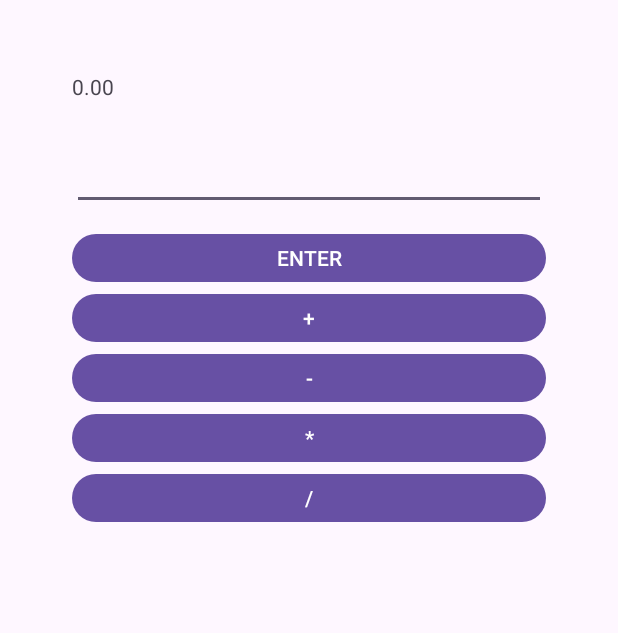
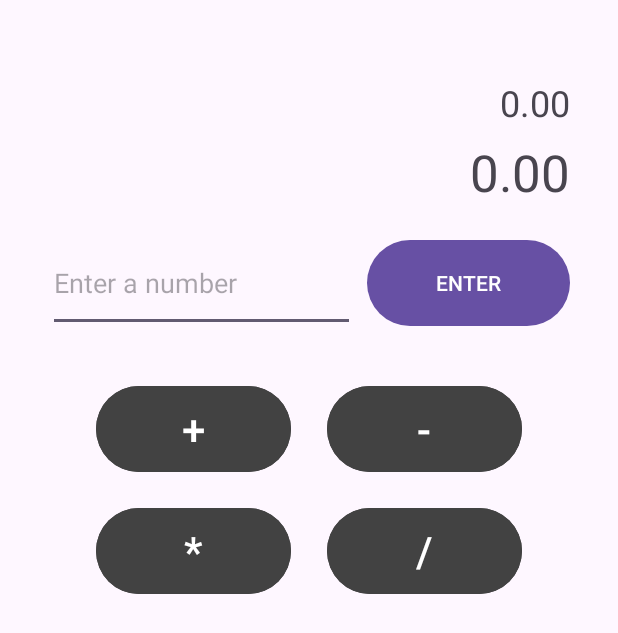
Before and after one commit to natewilliford/rpn-calc-android, an Android app: the screen it shows after launch (MainActivity), after a tap on "ENTER", on a phone screen of 412 x 824 dp. Shown: the top 633 px of the screen. Run offline under Robolectric (Android 15) with nearby library versions, the phone set to English and light mode, and no system bars; our stand-ins replace Dagger/Hilt's generated code.

Commit message:
Rework the UI a bit and add the second to last item to the view.
Using ConstraintLayout for the calc fragment now in order to lay out buttons a little more arbitrarily while keeping the view hierarchy flat.

Also cleaned up some code, did some error handling, pulled out strings into resources.

```diff
--- a/app/src/main/java/com/natewilliford/rpncalculator/RpnCalcFragment.java
+++ b/app/src/main/java/com/natewilliford/rpncalculator/RpnCalcFragment.java
@@ -3,6 +3,8 @@ package com.natewilliford.rpncalculator;
 import static com.natewilliford.rpncalculator.RpnCalculator.Operator;
 
 import android.os.Bundle;
+import android.os.Debug;
+import android.util.Log;
 import android.view.LayoutInflater;
 import android.view.View;
 import android.view.ViewGroup;
@@ -23,26 +25,25 @@ import dagger.hilt.android.AndroidEntryPoint;
 @AndroidEntryPoint
 public class RpnCalcFragment extends Fragment {
 
+    private static final String TAG = "RpnCalcFragment";
     @Nullable private RpnCalcFragmentBinding binding;
+    @Nullable private RpnCalcFragmentViewModel viewModel;
 
     @Nullable
     @Override
     public View onCreateView(@NonNull LayoutInflater inflater, @Nullable ViewGroup container,
                              @Nullable Bundle savedInstanceState) {
         binding = RpnCalcFragmentBinding.inflate(getLayoutInflater());
-        RpnCalcFragmentViewModel vm =
-                new ViewModelProvider(this).get(RpnCalcFragmentViewModel.class);
-        vm.getCalcResult().observe(getViewLifecycleOwner(), result ->
-                binding.resultTextView.setText(String.format(Locale.ENGLISH,"%.2f", result)));
-        binding.enterButton.setOnClickListener(v -> {
-            EditText input = binding.textInput;
-            vm.enterNumber(input.getText().toString());
-            input.setText("");
-        });
-        binding.plusButton.setOnClickListener(v -> vm.submitOperator(Operator.PLUS));
-        binding.minusButton.setOnClickListener(v -> vm.submitOperator(Operator.MINUS));
-        binding.multiplyButton.setOnClickListener(v -> vm.submitOperator(Operator.MULTIPLY));
-        binding.divideButton.setOnClickListener(v -> vm.submitOperator(Operator.DIVIDE));
+        viewModel = new ViewModelProvider(this).get(RpnCalcFragmentViewModel.class);
+        viewModel.getCurrentResult().observe(getViewLifecycleOwner(), result -> binding
+                .currentValueText.setText(String.format(Locale.ENGLISH,"%.2f", result)));
+        viewModel.getPrevResult().observe(getViewLifecycleOwner(), prevResult -> binding
+                .prevValueText.setText(String.format(Locale.ENGLISH, "%.2f", prevResult)));
+        binding.enterButton.setOnClickListener(v -> handleEnterButton());
+        binding.plusButton.setOnClickListener(v -> viewModel.submitOperator(Operator.PLUS));
+        binding.minusButton.setOnClickListener(v -> viewModel.submitOperator(Operator.MINUS));
+        binding.multiplyButton.setOnClickListener(v -> viewModel.submitOperator(Operator.MULTIPLY));
+        binding.divideButton.setOnClickListener(v -> viewModel.submitOperator(Operator.DIVIDE));
 
         return binding.getRoot();
     }
@@ -52,4 +53,24 @@ public class RpnCalcFragment extends Fragment {
         binding = null;
         super.onDestroyView();
     }
+
+    private void handleEnterButton() {
+        if (binding == null || viewModel == null) {
+            return;
+        }
+
+        EditText input = binding.valueInput;
+        if (input.getText().toString().isEmpty()) {
+            Log.d(TAG, "Skipping input of empty string.");
+            return;
+        }
+
+        try {
+            viewModel.enterNumber(input.getText().toString());
+            input.setText("");
+        } catch (IllegalArgumentException e) {
+            // TODO: Show human readable errors in UI.
+            Log.w(TAG, "Failed to parse number input.");
+        }
+    }
 }
--- a/app/src/main/java/com/natewilliford/rpncalculator/RpnCalcFragmentViewModel.java
+++ b/app/src/main/java/com/natewilliford/rpncalculator/RpnCalcFragmentViewModel.java
@@ -19,38 +19,51 @@ public class RpnCalcFragmentViewModel extends ViewModel {
     private final SavedStateHandle savedStateHandle;
     private final RpnCalculator rpnCalculator;
 
-    private final MutableLiveData<Double> calcResult;
+    private final MutableLiveData<Double> currentResult;
+    private final MutableLiveData<Double> prevResult;
 
     @Inject
     public RpnCalcFragmentViewModel(SavedStateHandle savedStateHandle) {
         this.savedStateHandle = savedStateHandle;
         rpnCalculator = new RpnCalculator();
-        calcResult = new MutableLiveData<>(0.0);
+        currentResult = new MutableLiveData<>(0.0);
+        prevResult = new MutableLiveData<>(0.0);
     }
 
-    /** Enters a new value into the calculator. **/
-    public void enterNumber(String numberString) {
-        // TODO: Handle errors.
-        double value = Double.parseDouble(numberString);
-        rpnCalculator.addOperand(value);
-        updateLastValue();
+    /**
+     * Enters a new value into the calculator.
+     *
+     * @throws IllegalArgumentException when number fails to parse as a double.
+     **/
+    public void enterNumber(String numberString) throws IllegalArgumentException {
+        try {
+            double value = Double.parseDouble(numberString);
+            rpnCalculator.addOperand(value);
+            updateResults();
+        } catch (NumberFormatException e) {
+            throw new IllegalArgumentException("Not a valid number.");
+        }
     }
 
     /** Submits an operation to be done on previously entered numbers. **/
     public void submitOperator(RpnCalculator.Operator operator) {
         rpnCalculator.submitOperator(operator);
-        updateLastValue();
+        updateResults();
     }
 
     /**
      * Returns live data that can be observed. This is updated whenever a new result is calculated
      * via {@link #enterNumber(String)} or {@link #submitOperator(RpnCalculator.Operator)}.
      **/
-    public LiveData<Double> getCalcResult() {
-        return calcResult;
+    public LiveData<Double> getCurrentResult() {
+        return currentResult;
+    }
+    public LiveData<Double> getPrevResult() {
+        return prevResult;
     }
 
-    private void updateLastValue() {
-        calcResult.setValue(rpnCalculator.getLast());
+    private void updateResults() {
+        currentResult.setValue(rpnCalculator.getLast());
+        prevResult.setValue(rpnCalculator.getSecondLast());
     }
 }
--- a/app/src/main/java/com/natewilliford/rpncalculator/RpnCalculator.java
+++ b/app/src/main/java/com/natewilliford/rpncalculator/RpnCalculator.java
@@ -44,13 +44,13 @@ public class RpnCalculator {
      * Submits an operator to do a calculation. Takes the last two operands in the stack and applies
      * the operation to them, then adds the result back to the stack.
      *
-     * @param op The operator to apply.
+     * @param operator The operator to apply.
      * @return The result of the operation.
      */
-    public double submitOperator(Operator op) {
+    public double submitOperator(Operator operator) {
         if (operandsStack.size() < 2) {
             // TODO: Add better error handling.
-            Log.e(TAG, "Not enough operators");
+            Log.e(TAG, "Not enough operands");
             return 0;
         }
 
@@ -58,7 +58,7 @@ public class RpnCalculator {
         double secondLast = operandsStack.pop();
         double result = 0;
 
-        switch (op) {
+        switch (operator) {
             case PLUS:
                 result = secondLast + last;
                 break;
@@ -72,7 +72,7 @@ public class RpnCalculator {
                 result = secondLast / last;
                 break;
             default:
-                Log.e(TAG, "Invalid operator " + op);
+                Log.e(TAG, "Invalid operator " + operator);
         }
 
         operandsStack.push(result);
@@ -89,6 +89,20 @@ public class RpnCalculator {
      * of the last operation.
      */
     public double getLast() {
+        if (operandsStack.isEmpty()) {
+            return 0;
+        }
         return operandsStack.peek();
     }
+
+    /**
+     * Gets the second to last item in the stack. This is a convenience method as alternative to
+     * getting the whole stack.
+     */
+    public double getSecondLast() {
+        if (operandsStack.size() >= 2) {
+            return operandsStack.get(operandsStack.size() - 2);
+        }
+        return 0;
+    }
 }
--- a/app/src/main/res/layout/rpn_calc_fragment.xml
+++ b/app/src/main/res/layout/rpn_calc_fragment.xml
@@ -1,52 +1,100 @@
 <?xml version="1.0" encoding="utf-8"?>
-<LinearLayout xmlns:android="http://schemas.android.com/apk/res/android"
+<androidx.constraintlayout.widget.ConstraintLayout
+    xmlns:android="http://schemas.android.com/apk/res/android"
+    xmlns:app="http://schemas.android.com/apk/res-auto"
     android:layout_width="match_parent"
     android:layout_height="match_parent"
-    android:orientation="vertical"
-    android:padding="48dp">
+    android:paddingTop="52dp"
+    android:paddingHorizontal="32dp">
 
     <TextView
-        android:id="@+id/result_text_view"
+        android:id="@+id/prev_value_text"
         android:layout_width="match_parent"
         android:layout_height="40dp"
-        android:layout_marginBottom="12dp" />
+        android:textAlignment="textEnd"
+        android:textSize="24sp"
+        android:layout_marginBottom="16dp"
+        app:layout_constraintTop_toTopOf="parent"
+        app:layout_constraintBottom_toTopOf="@id/current_value_text" />
+
+    <TextView
+        android:id="@+id/current_value_text"
+        android:layout_width="match_parent"
+        android:layout_height="48dp"
+        android:textAlignment="textEnd"
+        android:textSize="34sp"
+        app:layout_constraintTop_toBottomOf="@id/prev_value_text" />
+
+    <androidx.constraintlayout.widget.Guideline
+        android:id="@+id/input_guideline"
+        android:layout_width="match_parent"
+        android:layout_height="wrap_content"
+        android:orientation="vertical"
+        app:layout_constraintGuide_percent="0.6"/>
 
     <EditText
-        android:id="@+id/text_input"
-        android:layout_width="match_parent"
-        android:layout_height="40dp"
-        android:inputType="numberDecimal"
-        android:layout_marginBottom="12dp"
-        android:autofillHints="0.00"/>
+        android:id="@+id/value_input"
+        android:layout_width="0dp"
+        android:layout_height="65dp"
+        android:layout_marginEnd="4dp"
+        android:hint="@string/value_input_hint"
+        android:importantForAutofill="no"
+        android:inputType="numberDecimal|numberSigned"
+        android:layout_marginTop="16dp"
+        app:layout_constraintEnd_toStartOf="@id/input_guideline"
+        app:layout_constraintStart_toStartOf="parent"
+        app:layout_constraintTop_toBottomOf="@id/current_value_text" />
 
     <Button
         android:id="@+id/enter_button"
+        android:layout_width="0dp"
+        android:layout_height="65dp"
+        android:layout_marginTop="16dp"
+        android:layout_marginStart="4dp"
+        android:text="@string/enter_button_text"
+        app:layout_constraintStart_toStartOf="@id/input_guideline"
+        app:layout_constraintEnd_toEndOf="parent"
+        app:layout_constraintTop_toBottomOf="@id/current_value_text" />
+
+    <androidx.constraintlayout.widget.Guideline
+        android:id="@+id/half_vert_guideline"
         android:layout_width="match_parent"
-        android:layout_height="40dp"
-        android:text="ENTER" />
+        android:layout_height="wrap_content"
+        android:orientation="vertical"
+        app:layout_constraintGuide_percent="0.5"/>
 
     <Button
         android:id="@+id/plus_button"
-        android:layout_width="match_parent"
-        android:layout_height="40dp"
-        android:text="+" />
+        style="@style/CalcButtonStart"
+        android:text="@string/plus_button_text"
+        android:layout_marginTop="32dp"
+        app:layout_constraintStart_toStartOf="parent"
+        app:layout_constraintTop_toBottomOf="@id/value_input"
+        app:layout_constraintEnd_toEndOf="@id/half_vert_guideline" />
 
     <Button
         android:id="@+id/minus_button"
-        android:layout_width="match_parent"
-        android:layout_height="40dp"
-        android:text="-" />
+        style="@style/CalcButtonEnd"
+        android:text="@string/minus_button_text"
+        android:layout_marginTop="32dp"
+        app:layout_constraintTop_toBottomOf="@id/value_input"
+        app:layout_constraintStart_toStartOf="@id/half_vert_guideline"
+        app:layout_constraintEnd_toEndOf="parent" />
 
     <Button
         android:id="@+id/multiply_button"
-        android:layout_width="match_parent"
-        android:layout_height="40dp"
-        android:text="*" />
+        style="@style/CalcButtonStart"
+        android:text="@string/multiply_button_text"
+        app:layout_constraintStart_toStartOf="parent"
+        app:layout_constraintTop_toBottomOf="@id/plus_button"
+        app:layout_constraintEnd_toEndOf="@id/half_vert_guideline" />
 
     <Button
         android:id="@+id/divide_button"
-        android:layout_width="match_parent"
-        android:layout_height="40dp"
-        android:text="/" />
+        style="@style/CalcButtonEnd"
+        android:text="@string/divide_button_text"
+        app:layout_constraintTop_toBottomOf="@id/minus_button"
+        app:layout_constraintStart_toStartOf="@id/half_vert_guideline"
+        app:layout_constraintEnd_toEndOf="parent" />
 
-</LinearLayout>
+</androidx.constraintlayout.widget.ConstraintLayout>
--- a/app/src/main/res/values/strings.xml
+++ b/app/src/main/res/values/strings.xml
@@ -1,3 +1,9 @@
 <resources>
     <string name="app_name">RPNCalculator</string>
+    <string name="value_input_hint">Enter a number</string>
+    <string name="enter_button_text">ENTER</string>
+    <string name="plus_button_text">+</string>
+    <string name="minus_button_text">-</string>
+    <string name="multiply_button_text">*</string>
+    <string name="divide_button_text">/</string>
 </resources>
--- /dev/null
+++ b/app/src/main/res/values/styles.xml
@@ -0,0 +1,20 @@
+<?xml version="1.0" encoding="utf-8"?>
+<resources>
+    <style name="CalcButton">
+        <item name="android:textSize">28sp</item>
+        <item name="android:layout_width">0dp</item>
+        <item name="android:layout_height">65dp</item>
+        <item name="android:layout_marginTop">16dp</item>
+        <item name="android:backgroundTint">@color/cardview_dark_background</item>
+    </style>
+
+    <style name="CalcButtonStart" parent="CalcButton">
+        <item name="android:layout_marginStart">32dp</item>
+        <item name="android:layout_marginEnd">12dp</item>
+    </style>
+
+    <style name="CalcButtonEnd" parent="CalcButton">
+        <item name="android:layout_marginStart">12dp</item>
+        <item name="android:layout_marginEnd">32dp</item>
+    </style>
+</resources>
```
Also changed, not shown: 2 other files.
